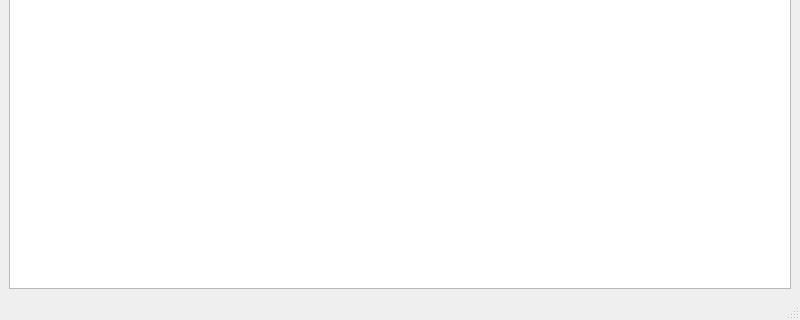
Before: the Qt Designer form mainwindow.ui in emoCheese/SimpleExamSystem, drawn with Qt 5; both pictures show x 0 to 800 and y 280 to 600 of the 800 by 600 pixel window.
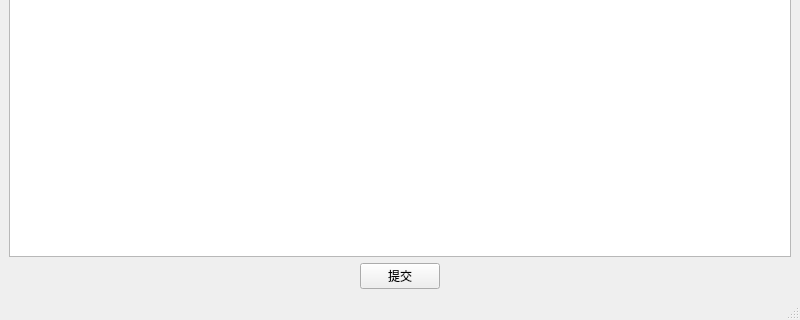
After: the same form once the commit is applied.

Patch:
```diff
--- a/mainwindow.ui
+++ b/mainwindow.ui
@@ -18,6 +18,26 @@
     <item>
      <widget class="QPlainTextEdit" name="plainTextEdit"/>
     </item>
+    <item>
+     <layout class="QHBoxLayout" name="horizontalLayout_2">
+      <item>
+       <layout class="QHBoxLayout" name="horizontalLayout"/>
+      </item>
+      <item>
+       <widget class="QPushButton" name="btnCommit">
+        <property name="maximumSize">
+         <size>
+          <width>80</width>
+          <height>16777215</height>
+         </size>
+        </property>
+        <property name="text">
+         <string>提交</string>
+        </property>
+       </widget>
+      </item>
+     </layout>
+    </item>
    </layout>
   </widget>
   <widget class="QMenuBar" name="menubar">
```
